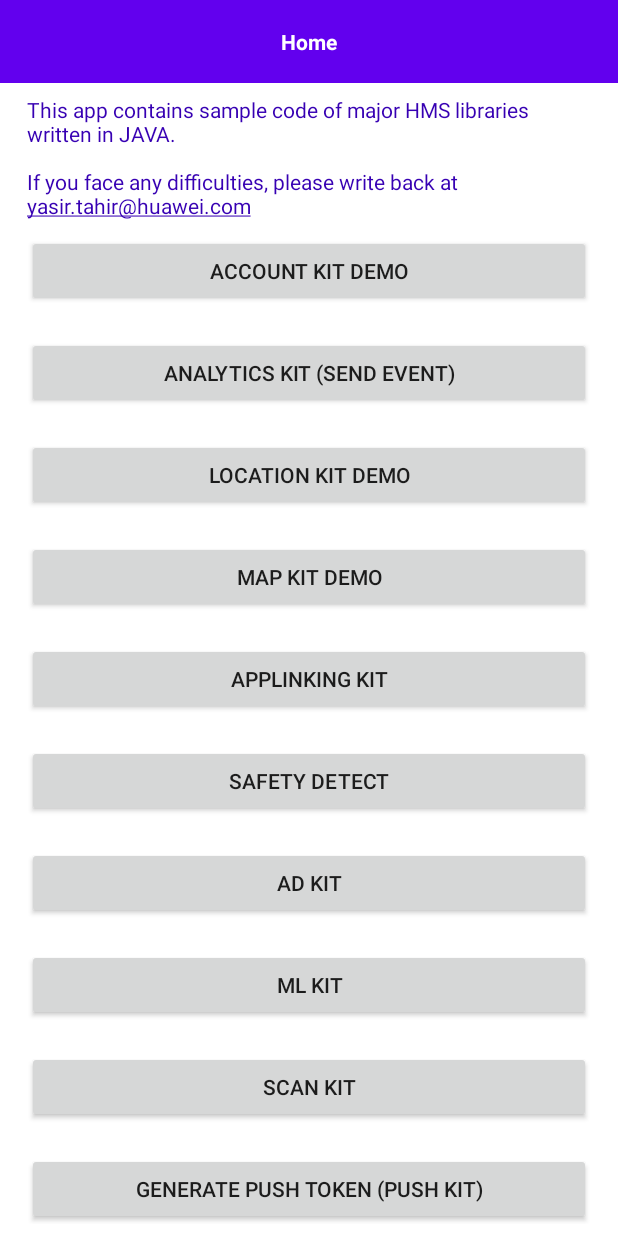
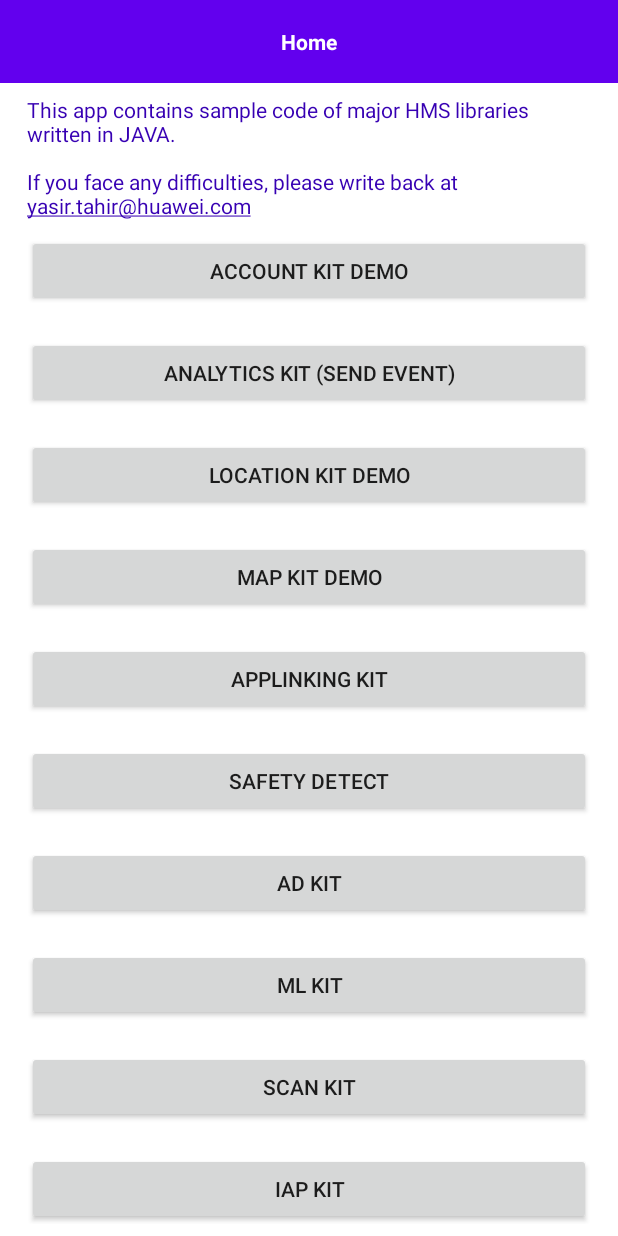
Before and after one commit to yasirtahir/HuaweiCodelabsJava, an Android app: the screen it shows after launch (MainActivity), on a phone screen of 412 x 824 dp. Run offline under Robolectric (Android 15) with nearby library versions, the phone set to English and light mode, and no system bars; our stand-ins replace ButterKnife; libraries missing offline, so code that uses them is left out: com.huawei.agconnect, com.huawei.hms, com.nabinbhandari.android; 4 statements that could not run were skipped.

Commit message:
- Pushing the changes of IAP and TV

```diff
--- a/HuaweiCodelabs/app/src/main/java/com/yasir/huaweicodelabs/BaseApplication.java
+++ b/HuaweiCodelabs/app/src/main/java/com/yasir/huaweicodelabs/BaseApplication.java
@@ -1,11 +1,11 @@
 package com.yasir.huaweicodelabs;
 
-import android.app.Application;
+import androidx.multidex.MultiDexApplication;
 
 import com.huawei.hms.ads.HwAds;
 import com.huawei.hms.analytics.HiAnalyticsTools;
 
-public class BaseApplication extends Application {
+public class BaseApplication extends MultiDexApplication {
 
     @Override
     public void onCreate() {
--- a/HuaweiCodelabs/app/src/main/java/com/yasir/huaweicodelabs/activities/MainActivity.java
+++ b/HuaweiCodelabs/app/src/main/java/com/yasir/huaweicodelabs/activities/MainActivity.java
@@ -14,6 +14,7 @@
 import com.nabinbhandari.android.permissions.PermissionHandler;
 import com.nabinbhandari.android.permissions.Permissions;
 import com.yasir.huaweicodelabs.R;
+import com.yasir.huaweicodelabs.Utilities.TvUtil;
 import com.yasir.huaweicodelabs.fragments.HomeFragment;
 import com.yasir.huaweicodelabs.fragments.scankit.ScanKitFragment;
 import com.yasir.huaweicodelabs.repos.AlertsRepo;
@@ -44,7 +45,9 @@
             initFragment();
         }
 
-        checkPermissions(null);
+        if (!TvUtil.isDirectToTV(this)) {
+            checkPermissions(null);
+        }
     }
 
     private void initFragment() {
@@ -60,6 +63,10 @@
     public void setHeading(String title) {
         mainHeader.hideButtons();
         mainHeader.setHeading(title);
+
+        if (!title.equalsIgnoreCase("Home")) {
+            mainHeader.showLeftButton(R.drawable.ic_back, v -> onBackPressed());
+        }
     }
 
     public void hideTitleButtons() {
--- a/HuaweiCodelabs/app/src/main/java/com/yasir/huaweicodelabs/fragments/HomeFragment.java
+++ b/HuaweiCodelabs/app/src/main/java/com/yasir/huaweicodelabs/fragments/HomeFragment.java
@@ -24,9 +24,11 @@
 import com.yasir.huaweicodelabs.R;
 import com.yasir.huaweicodelabs.Utilities.AppConstant;
 import com.yasir.huaweicodelabs.Utilities.AppLog;
+import com.yasir.huaweicodelabs.Utilities.TvUtil;
 import com.yasir.huaweicodelabs.fragments.accountkit.AccountKitFragment;
 import com.yasir.huaweicodelabs.fragments.ads.AdsFragment;
 import com.yasir.huaweicodelabs.fragments.applinkingkit.AppLinkingKitFragment;
+import com.yasir.huaweicodelabs.fragments.iap.IAPFragment;
 import com.yasir.huaweicodelabs.fragments.locationkit.LocationKitFragment;
 import com.yasir.huaweicodelabs.fragments.mapkit.MapKitFragment;
 import com.yasir.huaweicodelabs.fragments.mlkit.MlKitFragment;
@@ -68,6 +70,9 @@
     @BindView(R.id.btnScanKit)
     Button btnScanKit;
 
+    @BindView(R.id.btnIAP)
+    Button btnIAP;
+
     @BindView(R.id.txtPushToken)
     TextView txtPushToken;
 
@@ -94,6 +99,8 @@
 
         getMainActivity().setHeading("Home");
 
+        setUIForTV();
+
         // Setting listeners
         btnAccountKit.setOnClickListener(this);
         btnGeneratePushToken.setOnClickListener(this);
@@ -105,6 +112,7 @@
         btnAds.setOnClickListener(this);
         btnMlKit.setOnClickListener(this);
         btnScanKit.setOnClickListener(this);
+        btnIAP.setOnClickListener(this);
     }
 
     @Override
@@ -162,6 +170,10 @@
                 sendCustomEvent("ScanKitButton");
                 getMainActivity().addFragment(ScanKitFragment.newInstance(), ScanKitFragment.class.getSimpleName());
                 break;
+            case R.id.btnIAP:
+                sendCustomEvent("IAPKitButton");
+                getMainActivity().addFragment(IAPFragment.newInstance(), IAPFragment.class.getSimpleName());
+                break;
         }
     }
 
@@ -180,7 +192,7 @@
         getMainActivity().unregisterReceiver(pushTokenReceiver);
     }
 
-    private void generatePushToken(){
+    private void generatePushToken() {
         new Thread() {
             @Override
             public void run() {
@@ -197,13 +209,13 @@
         }.start();
     }
 
-    private void showPushToken(String token){
-        if(!TextUtils.isEmpty(token)) {
+    private void showPushToken(String token) {
+        if (!TextUtils.isEmpty(token)) {
             getMainActivity().runOnUiThread(() -> txtPushToken.setText(token));
         }
     }
 
-    private void sendCustomEvent(String tag){
+    private void sendCustomEvent(String tag) {
         HiAnalyticsInstance instance = HiAnalytics.getInstance(getMainActivity());
 
         Bundle bundle = new Bundle();
@@ -215,4 +227,20 @@
 
         Toast.makeText(getMainActivity(), showMessage, Toast.LENGTH_SHORT).show();
     }
+
+    private void setUIForTV() {
+        if (TvUtil.isDirectToTV(getMainActivity())) {
+            btnAccountKit.setVisibility(View.VISIBLE);
+            btnIAP.setVisibility(View.VISIBLE);
+            btnGeneratePushToken.setVisibility(View.GONE);
+            btnSendCustomEvent.setVisibility(View.GONE);
+            btnLocationKit.setVisibility(View.GONE);
+            btnMapKit.setVisibility(View.GONE);
+            btnAppLinking.setVisibility(View.GONE);
+            btnSafetyDetect.setVisibility(View.GONE);
+            btnAds.setVisibility(View.GONE);
+            btnMlKit.setVisibility(View.GONE);
+            btnScanKit.setVisibility(View.GONE);
+        }
+    }
 }
--- a/HuaweiCodelabs/app/src/main/java/com/yasir/huaweicodelabs/fragments/ads/AdsFragment.java
+++ b/HuaweiCodelabs/app/src/main/java/com/yasir/huaweicodelabs/fragments/ads/AdsFragment.java
@@ -117,7 +117,4 @@
             Toast.makeText(getMainActivity(), "Interstitial Ad did not load", Toast.LENGTH_SHORT).show();
         }
     }
-
-
-
 }
--- a/HuaweiCodelabs/app/src/main/java/com/yasir/huaweicodelabs/fragments/applinkingkit/AppLinkingKitFragment.java
+++ b/HuaweiCodelabs/app/src/main/java/com/yasir/huaweicodelabs/fragments/applinkingkit/AppLinkingKitFragment.java
@@ -44,8 +44,8 @@
 
     private View rootView;
     private String longLink, shortLink = "";
-    private static final String DOMAIN_URI_PREFIX = "https://yasircodelabs.dra.agconnect.link";
-    private static final String DEEP_LINK = "https://developer.huawei.com/consumer/cn/doc/development/AppGallery-connect-Guides";
+    private static final String DOMAIN_URI_PREFIX = "https://yasirsamplejavaapp.dra.agconnect.link";
+    private static final String DEEP_LINK = "https://developer.huawei.com/consumer/en/doc/development/AppGallery-connect-Guides";
 
     public static AppLinkingKitFragment newInstance() {
         return new AppLinkingKitFragment();
--- a/HuaweiCodelabs/app/src/main/res/layout/fragment_home.xml
+++ b/HuaweiCodelabs/app/src/main/res/layout/fragment_home.xml
@@ -92,9 +92,17 @@
             android:text="@string/scan_kit" />
 
         <Button
+            android:id="@+id/btnIAP"
+            android:layout_width="match_parent"
+            android:layout_height="wrap_content"
+            android:layout_below="@+id/btnScanKit"
+            android:layout_margin="@dimen/field_padding_left"
+            android:text="@string/iap_kit" />
+
+        <Button
             android:id="@+id/btnGeneratePushToken"
             android:text="@string/generate_push_token"
-            android:layout_below="@+id/btnScanKit"
+            android:layout_below="@+id/btnIAP"
             android:layout_margin="@dimen/field_padding_left"
             android:layout_width="match_parent"
             android:layout_height="wrap_content" />
--- a/HuaweiCodelabs/app/src/main/res/layout/layout_title_bar.xml
+++ b/HuaweiCodelabs/app/src/main/res/layout/layout_title_bar.xml
@@ -8,15 +8,14 @@
 
     <ImageButton
         android:id="@+id/btnLeft"
-        android:layout_width="wrap_content"
-        android:layout_height="match_parent"
+        android:layout_width="@dimen/text_size_splash"
+        android:layout_height="@dimen/text_size_splash"
         android:layout_alignParentLeft="true"
         android:layout_alignParentStart="true"
         android:layout_centerVertical="true"
         android:background="@null"
-        android:paddingLeft="@dimen/field_padding_right"
-        android:paddingRight="@dimen/field_padding_right"
-        android:scaleType="centerInside"
+        android:layout_margin="@dimen/field_padding_right"
+        android:scaleType="fitCenter"
         android:visibility="visible" />
 
     <TextView
@@ -39,9 +38,8 @@
         android:layout_alignParentRight="true"
         android:layout_centerVertical="true"
         android:background="@null"
-        android:paddingLeft="@dimen/field_padding_right"
-        android:paddingRight="@dimen/field_padding_right"
-        android:scaleType="centerInside"
+        android:layout_margin="@dimen/field_padding_right"
+        android:scaleType="fitCenter"
         android:visibility="visible" />
 
 </RelativeLayout>
--- a/HuaweiCodelabs/app/src/main/res/values-v23/styles.xml
+++ b/HuaweiCodelabs/app/src/main/res/values-v23/styles.xml
@@ -7,6 +7,19 @@
         <item name="android:windowActionBar">false</item>
         <item name="android:windowDrawsSystemBarBackgrounds">true</item>
         <item name="android:statusBarColor">@color/colorAccent</item>
+        <item name="android:windowAllowReturnTransitionOverlap">true</item>
+        <item name="android:windowAllowEnterTransitionOverlap">true</item>
+    </style>
+
+    <style name="AppBaseTheme" parent="Theme.AppCompat.Light.NoActionBar">
+        <item name="colorPrimary">@color/colorPrimary</item>
+        <item name="colorPrimaryDark">@color/colorPrimaryDark</item>
+        <item name="colorAccent">@color/colorAccent</item>
+        <item name="colorControlNormal">@color/colorAccent</item>
+        <item name="colorControlActivated">@color/colorAccent</item>
+        <item name="colorControlHighlight">@color/colorAccent</item>
+        <item name="android:windowAllowReturnTransitionOverlap">true</item>
+        <item name="android:windowAllowEnterTransitionOverlap">true</item>
     </style>
 
 </resources>
--- a/HuaweiCodelabs/app/src/main/res/values/strings.xml
+++ b/HuaweiCodelabs/app/src/main/res/values/strings.xml
@@ -37,10 +37,14 @@
     <string name="default_view">Default View</string>
     <string name="custom_view">Custom View</string>
     <string name="scan_kit">Scan Kit</string>
+    <string name="iap_kit">IAP Kit</string>
+    <string name="tv_home">This is TV home launched directly through Manifest</string>
     <string name="asr">Automatic Speech Recognition</string>
     <string name="general_card_recognition">General Card Recognition</string>
     <string name="detect_from_video">Detect from Video</string>
     <string name="detect_from_picture">Detect from Picture</string>
+    <string name="product_one">Product One</string>
+    <string name="product_two">Product Two</string>
     <string name="app_details">This app contains sample code of major HMS libraries written in JAVA. \n\nIf you face any difficulties, please write back at <u>yasir.tahir@huawei.com</u></string>
 
 </resources>
--- a/HuaweiCodelabs/gradle.properties
+++ b/HuaweiCodelabs/gradle.properties
@@ -17,3 +17,5 @@
 android.useAndroidX=true
 # Automatically convert third-party libraries to use AndroidX
 android.enableJetifier=true
+# Making sure the app is not in test only mode
+android.injected.testOnly=false
```
Also changed, not shown: HuaweiCodelabs/app/build.gradle (+15 -6 lines), HuaweiCodelabs/app/src/main/AndroidManifest.xml (+41 -13 lines), HuaweiCodelabs/app/src/main/java/com/yasir/huaweicodelabs/fragments/mlkit/GeneralCardRecognitionFragment.java (+14 -11 lines), HuaweiCodelabs/app/src/main/java/com/yasir/huaweicodelabs/fragments/scankit/CustomizedViewFragment.java (+25 -0 lines), HuaweiCodelabs/app/src/main/res/layout/fragment_general_card_recog.xml (+9 -0 lines), HuaweiCodelabs/app/src/main/res/values/styles.xml (+10 -0 lines), 1 other file.
